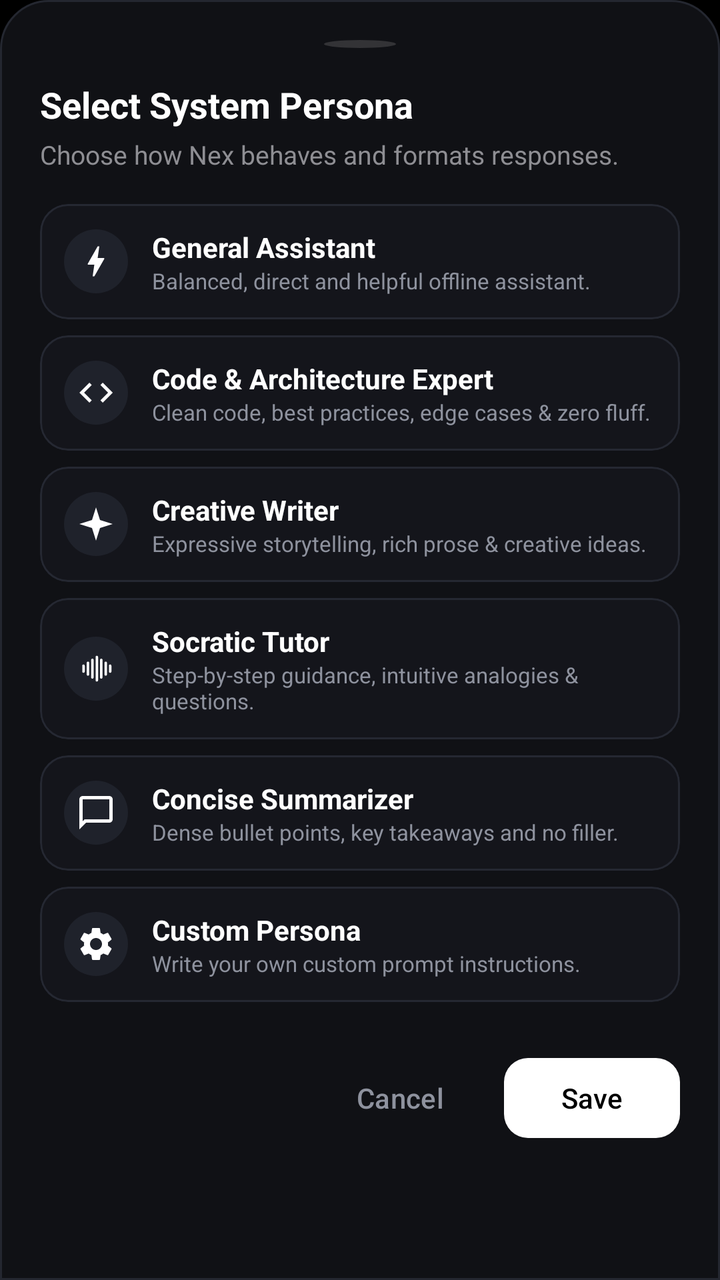
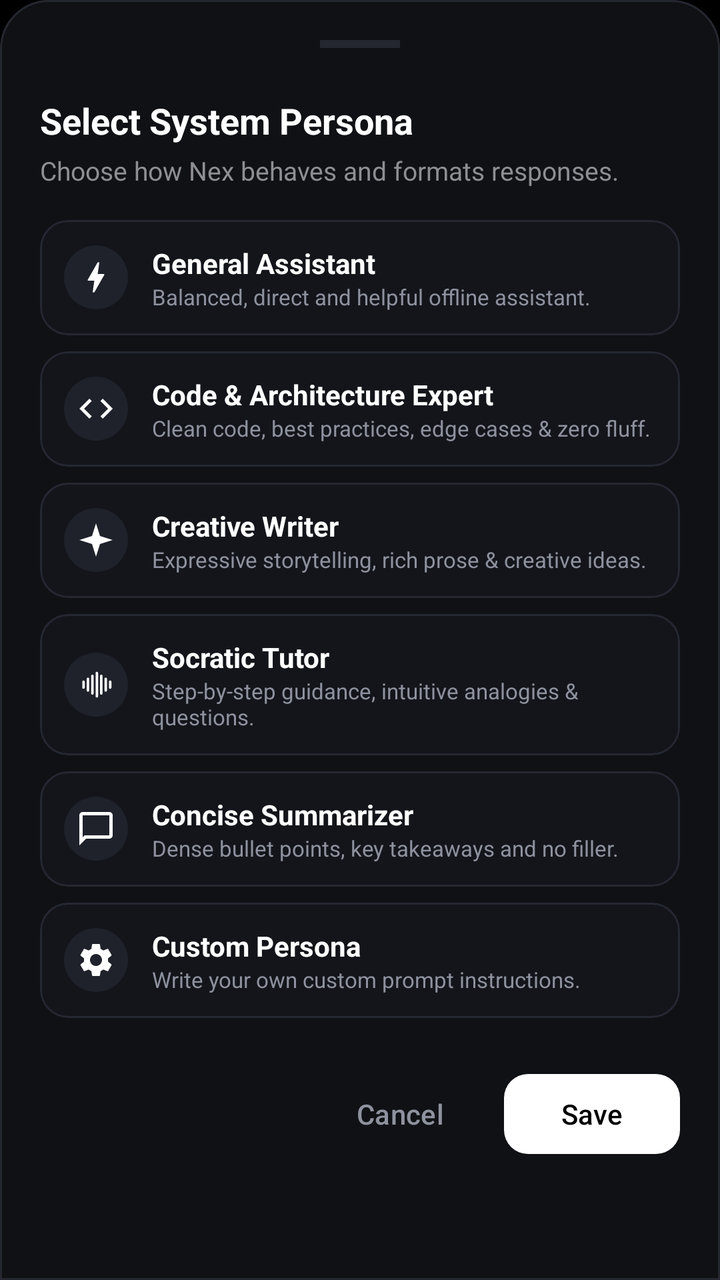

Compare the two renders of this Android layout. The source of the first and the diff that turns it into the second are given below.
<!-- AndroidManifest.xml: application theme Theme.NexV1 -->
<!-- res/layout/bottom_sheet_persona_selection.xml -->
<?xml version="1.0" encoding="utf-8"?>
<LinearLayout xmlns:android="http://schemas.android.com/apk/res/android"
    xmlns:app="http://schemas.android.com/apk/res-auto"
    android:layout_width="match_parent"
    android:layout_height="wrap_content"
    android:background="@drawable/bg_bottom_sheet"
    android:orientation="vertical"
    android:padding="20dp">

    
    <View
        android:layout_width="36dp"
        android:layout_height="4dp"
        android:layout_gravity="center_horizontal"
        android:layout_marginBottom="16dp"
        android:background="@drawable/bg_dot"
        android:backgroundTint="#333336" />

    
    <TextView
        android:layout_width="wrap_content"
        android:layout_height="wrap_content"
        android:text="Select System Persona"
        android:textColor="@android:color/white"
        android:textSize="18sp"
        android:textStyle="bold" />

    <TextView
        android:layout_width="wrap_content"
        android:layout_height="wrap_content"
        android:layout_marginTop="4dp"
        android:layout_marginBottom="16dp"
        android:text="Choose how Nex behaves and formats responses."
        android:textColor="#8E8E93"
        android:textSize="13sp" />

    
    <LinearLayout
        android:id="@+id/container_persona_presets"
        android:layout_width="match_parent"
        android:layout_height="wrap_content"
        android:orientation="vertical">

        
        <com.google.android.material.card.MaterialCardView
            android:id="@+id/card_persona_general"
            android:layout_width="match_parent"
            android:layout_height="wrap_content"
            android:layout_marginBottom="8dp"
            android:clickable="true"
            android:focusable="true"
            app:cardBackgroundColor="#14151B"
            app:cardCornerRadius="14dp"
            app:cardElevation="0dp"
            app:strokeColor="#252832"
            app:strokeWidth="1dp">

            <LinearLayout
                android:layout_width="match_parent"
                android:layout_height="wrap_content"
                android:gravity="center_vertical"
                android:orientation="horizontal"
                android:padding="12dp">

                <ImageView
                    android:id="@+id/iv_icon_general"
                    android:layout_width="32dp"
                    android:layout_height="32dp"
                    android:background="@drawable/bg_dot"
                    android:backgroundTint="#1F222B"
                    android:padding="6dp"
                    android:src="@drawable/ic_bolt"
                    app:tint="@android:color/white" />

                <LinearLayout
                    android:layout_width="0dp"
                    android:layout_height="wrap_content"
                    android:layout_marginStart="12dp"
                    android:layout_weight="1"
                    android:orientation="vertical">

                    <TextView
                        android:layout_width="wrap_content"
                        android:layout_height="wrap_content"
                        android:text="General Assistant"
                        android:textColor="@android:color/white"
                        android:textSize="14sp"
                        android:textStyle="bold" />

                    <TextView
                        android:layout_width="wrap_content"
                        android:layout_height="wrap_content"
                        android:text="Balanced, direct and helpful offline assistant."
                        android:textColor="#8E929E"
                        android:textSize="11sp" />
                </LinearLayout>

                <ImageView
                    android:id="@+id/iv_check_general"
                    android:layout_width="20dp"
                    android:layout_height="20dp"
                    android:src="@drawable/bg_dot"
                    android:backgroundTint="#30D158"
                    android:visibility="gone" />
            </LinearLayout>
        </com.google.android.material.card.MaterialCardView>

        
        <com.google.android.material.card.MaterialCardView
            android:id="@+id/card_persona_code"
            android:layout_width="match_parent"
            android:layout_height="wrap_content"
            android:layout_marginBottom="8dp"
            android:clickable="true"
            android:focusable="true"
            app:cardBackgroundColor="#14151B"
            app:cardCornerRadius="14dp"
            app:cardElevation="0dp"
            app:strokeColor="#252832"
            app:strokeWidth="1dp">

            <LinearLayout
                android:layout_width="match_parent"
                android:layout_height="wrap_content"
                android:gravity="center_vertical"
                android:orientation="horizontal"
                android:padding="12dp">

                <ImageView
                    android:id="@+id/iv_icon_code"
                    android:layout_width="32dp"
                    android:layout_height="32dp"
                    android:background="@drawable/bg_dot"
                    android:backgroundTint="#1F222B"
                    android:padding="6dp"
                    android:src="@drawable/ic_code_brackets"
                    app:tint="@android:color/white" />

                <LinearLayout
                    android:layout_width="0dp"
                    android:layout_height="wrap_content"
                    android:layout_marginStart="12dp"
                    android:layout_weight="1"
                    android:orientation="vertical">

                    <TextView
                        android:layout_width="wrap_content"
                        android:layout_height="wrap_content"
                        android:text="Code &amp; Architecture Expert"
                        android:textColor="@android:color/white"
                        android:textSize="14sp"
                        android:textStyle="bold" />

                    <TextView
                        android:layout_width="wrap_content"
                        android:layout_height="wrap_content"
                        android:text="Clean code, best practices, edge cases &amp; zero fluff."
                        android:textColor="#8E929E"
                        android:textSize="11sp" />
                </LinearLayout>

                <ImageView
                    android:id="@+id/iv_check_code"
                    android:layout_width="20dp"
                    android:layout_height="20dp"
                    android:src="@drawable/bg_dot"
                    android:backgroundTint="#30D158"
                    android:visibility="gone" />
            </LinearLayout>
        </com.google.android.material.card.MaterialCardView>

        
        <com.google.android.material.card.MaterialCardView
            android:id="@+id/card_persona_writer"
            android:layout_width="match_parent"
            android:layout_height="wrap_content"
            android:layout_marginBottom="8dp"
            android:clickable="true"
            android:focusable="true"
            app:cardBackgroundColor="#14151B"
            app:cardCornerRadius="14dp"
            app:cardElevation="0dp"
            app:strokeColor="#252832"
            app:strokeWidth="1dp">

            <LinearLayout
                android:layout_width="match_parent"
                android:layout_height="wrap_content"
                android:gravity="center_vertical"
                android:orientation="horizontal"
                android:padding="12dp">

                <ImageView
                    android:id="@+id/iv_icon_writer"
                    android:layout_width="32dp"
                    android:layout_height="32dp"
                    android:background="@drawable/bg_dot"
                    android:backgroundTint="#1F222B"
                    android:padding="6dp"
                    android:src="@drawable/ic_sparkle"
                    app:tint="@android:color/white" />

                <LinearLayout
                    android:layout_width="0dp"
                    android:layout_height="wrap_content"
                    android:layout_marginStart="12dp"
                    android:layout_weight="1"
                    android:orientation="vertical">

                    <TextView
                        android:layout_width="wrap_content"
                        android:layout_height="wrap_content"
                        android:text="Creative Writer"
                        android:textColor="@android:color/white"
                        android:textSize="14sp"
                        android:textStyle="bold" />

                    <TextView
                        android:layout_width="wrap_content"
                        android:layout_height="wrap_content"
                        android:text="Expressive storytelling, rich prose &amp; creative ideas."
                        android:textColor="#8E929E"
                        android:textSize="11sp" />
                </LinearLayout>

                <ImageView
                    android:id="@+id/iv_check_writer"
                    android:layout_width="20dp"
                    android:layout_height="20dp"
                    android:src="@drawable/bg_dot"
                    android:backgroundTint="#30D158"
                    android:visibility="gone" />
            </LinearLayout>
        </com.google.android.material.card.MaterialCardView>

        
        <com.google.android.material.card.MaterialCardView
            android:id="@+id/card_persona_tutor"
            android:layout_width="match_parent"
            android:layout_height="wrap_content"
            android:layout_marginBottom="8dp"
            android:clickable="true"
            android:focusable="true"
            app:cardBackgroundColor="#14151B"
            app:cardCornerRadius="14dp"
            app:cardElevation="0dp"
            app:strokeColor="#252832"
            app:strokeWidth="1dp">

            <LinearLayout
                android:layout_width="match_parent"
                android:layout_height="wrap_content"
                android:gravity="center_vertical"
                android:orientation="horizontal"
                android:padding="12dp">

                <ImageView
                    android:id="@+id/iv_icon_tutor"
                    android:layout_width="32dp"
                    android:layout_height="32dp"
                    android:background="@drawable/bg_dot"
                    android:backgroundTint="#1F222B"
                    android:padding="6dp"
                    android:src="@drawable/ic_persona"
                    app:tint="@android:color/white" />

                <LinearLayout
                    android:layout_width="0dp"
                    android:layout_height="wrap_content"
                    android:layout_marginStart="12dp"
                    android:layout_weight="1"
                    android:orientation="vertical">

                    <TextView
                        android:layout_width="wrap_content"
                        android:layout_height="wrap_content"
                        android:text="Socratic Tutor"
                        android:textColor="@android:color/white"
                        android:textSize="14sp"
                        android:textStyle="bold" />

                    <TextView
                        android:layout_width="wrap_content"
                        android:layout_height="wrap_content"
                        android:text="Step-by-step guidance, intuitive analogies &amp; questions."
                        android:textColor="#8E929E"
                        android:textSize="11sp" />
                </LinearLayout>

                <ImageView
                    android:id="@+id/iv_check_tutor"
                    android:layout_width="20dp"
                    android:layout_height="20dp"
                    android:src="@drawable/bg_dot"
                    android:backgroundTint="#30D158"
                    android:visibility="gone" />
            </LinearLayout>
        </com.google.android.material.card.MaterialCardView>

        
        <com.google.android.material.card.MaterialCardView
            android:id="@+id/card_persona_summarizer"
            android:layout_width="match_parent"
            android:layout_height="wrap_content"
            android:layout_marginBottom="8dp"
            android:clickable="true"
            android:focusable="true"
            app:cardBackgroundColor="#14151B"
            app:cardCornerRadius="14dp"
            app:cardElevation="0dp"
            app:strokeColor="#252832"
            app:strokeWidth="1dp">

            <LinearLayout
                android:layout_width="match_parent"
                android:layout_height="wrap_content"
                android:gravity="center_vertical"
                android:orientation="horizontal"
                android:padding="12dp">

                <ImageView
                    android:id="@+id/iv_icon_summarizer"
                    android:layout_width="32dp"
                    android:layout_height="32dp"
                    android:background="@drawable/bg_dot"
                    android:backgroundTint="#1F222B"
                    android:padding="6dp"
                    android:src="@drawable/ic_chat"
                    app:tint="@android:color/white" />

                <LinearLayout
                    android:layout_width="0dp"
                    android:layout_height="wrap_content"
                    android:layout_marginStart="12dp"
                    android:layout_weight="1"
                    android:orientation="vertical">

                    <TextView
                        android:layout_width="wrap_content"
                        android:layout_height="wrap_content"
                        android:text="Concise Summarizer"
                        android:textColor="@android:color/white"
                        android:textSize="14sp"
                        android:textStyle="bold" />

                    <TextView
                        android:layout_width="wrap_content"
                        android:layout_height="wrap_content"
                        android:text="Dense bullet points, key takeaways and no filler."
                        android:textColor="#8E929E"
                        android:textSize="11sp" />
                </LinearLayout>

                <ImageView
                    android:id="@+id/iv_check_summarizer"
                    android:layout_width="20dp"
                    android:layout_height="20dp"
                    android:src="@drawable/bg_dot"
                    android:backgroundTint="#30D158"
                    android:visibility="gone" />
            </LinearLayout>
        </com.google.android.material.card.MaterialCardView>

        
        <com.google.android.material.card.MaterialCardView
            android:id="@+id/card_persona_custom"
            android:layout_width="match_parent"
            android:layout_height="wrap_content"
            android:layout_marginBottom="8dp"
            android:clickable="true"
            android:focusable="true"
            app:cardBackgroundColor="#14151B"
            app:cardCornerRadius="14dp"
            app:cardElevation="0dp"
            app:strokeColor="#252832"
            app:strokeWidth="1dp">

            <LinearLayout
                android:layout_width="match_parent"
                android:layout_height="wrap_content"
                android:gravity="center_vertical"
                android:orientation="horizontal"
                android:padding="12dp">

                <ImageView
                    android:id="@+id/iv_icon_custom"
                    android:layout_width="32dp"
                    android:layout_height="32dp"
                    android:background="@drawable/bg_dot"
                    android:backgroundTint="#1F222B"
                    android:padding="6dp"
                    android:src="@drawable/ic_settings"
                    app:tint="@android:color/white" />

                <LinearLayout
                    android:layout_width="0dp"
                    android:layout_height="wrap_content"
                    android:layout_marginStart="12dp"
                    android:layout_weight="1"
                    android:orientation="vertical">

                    <TextView
                        android:layout_width="wrap_content"
                        android:layout_height="wrap_content"
                        android:text="Custom Persona"
                        android:textColor="@android:color/white"
                        android:textSize="14sp"
                        android:textStyle="bold" />

                    <TextView
                        android:layout_width="wrap_content"
                        android:layout_height="wrap_content"
                        android:text="Write your own custom prompt instructions."
                        android:textColor="#8E929E"
                        android:textSize="11sp" />
                </LinearLayout>

                <ImageView
                    android:id="@+id/iv_check_custom"
                    android:layout_width="20dp"
                    android:layout_height="20dp"
                    android:src="@drawable/bg_dot"
                    android:backgroundTint="#30D158"
                    android:visibility="gone" />
            </LinearLayout>
        </com.google.android.material.card.MaterialCardView>
    </LinearLayout>

    
    <LinearLayout
        android:id="@+id/layout_custom_prompt_editor"
        android:layout_width="match_parent"
        android:layout_height="wrap_content"
        android:layout_marginTop="8dp"
        android:orientation="vertical"
        android:visibility="gone">

        <EditText
            android:id="@+id/et_custom_persona_prompt"
            android:layout_width="match_parent"
            android:layout_height="wrap_content"
            android:background="@drawable/bg_card_minimal"
            android:gravity="top|start"
            android:hint="Enter system instructions for the AI..."
            android:minLines="4"
            android:maxLines="8"
            android:padding="12dp"
            android:textColor="@android:color/white"
            android:textColorHint="#626572"
            android:textSize="13sp" />
    </LinearLayout>

    
    <LinearLayout
        android:layout_width="match_parent"
        android:layout_height="wrap_content"
        android:layout_marginTop="16dp"
        android:gravity="end"
        android:orientation="horizontal">

        <com.google.android.material.button.MaterialButton
            android:id="@+id/btn_cancel_persona"
            style="@style/Widget.Material3.Button.TextButton"
            android:layout_width="wrap_content"
            android:layout_height="wrap_content"
            android:text="Cancel"
            android:textColor="#8E929E" />

        <com.google.android.material.button.MaterialButton
            android:id="@+id/btn_save_persona"
            android:layout_width="wrap_content"
            android:layout_height="wrap_content"
            android:layout_marginStart="8dp"
            android:text="Save"
            app:backgroundTint="@android:color/white"
            android:textColor="@android:color/black"
            app:cornerRadius="12dp" />
    </LinearLayout>

</LinearLayout>
<!-- resources referenced by this layout -->
<resources>
  <!-- drawable bg_bottom_sheet (drawable) -->
  <?xml version="1.0" encoding="utf-8"?>
  <shape xmlns:android="http://schemas.android.com/apk/res/android">
      <solid android:color="#101115" />
      <stroke
          android:width="1dp"
          android:color="#242730" />
      <corners
          android:topLeftRadius="24dp"
          android:topRightRadius="24dp" />
  </shape>
  <!-- drawable bg_card_minimal (drawable) -->
  <?xml version="1.0" encoding="utf-8"?>
  <ripple xmlns:android="http://schemas.android.com/apk/res/android"
      android:color="#26FFFFFF">
      <item>
          <shape android:shape="rectangle">
              <solid android:color="#0C0D0F" />
              <stroke
                  android:width="1dp"
                  android:color="#1D2026" />
              <corners android:radius="18dp" />
          </shape>
      </item>
  </ripple>
  <!-- drawable bg_dot (drawable) -->
  <shape xmlns:android="http://schemas.android.com/apk/res/android"
      android:shape="oval">
      <solid android:color="#888888"/>
  </shape>
  <!-- drawable ic_bolt (drawable) -->
  <vector xmlns:android="http://schemas.android.com/apk/res/android"
      android:width="24dp"
      android:height="24dp"
      android:viewportWidth="24"
      android:viewportHeight="24">
      <path
          android:fillColor="@android:color/white"
          android:pathData="M11,21h-1l1-7H7.5c-0.58,0-0.57-0.32-0.38-0.66c0.19-0.34,0.05-0.08,0.07-0.12C8.48,10.94,10.42,7.54,13,3h1l-1,7h3.5c0.49,0,0.56,0.33,0.47,0.51l-0.07,0.15C12.96,17.55,11,21,11,21z" />
  </vector>
  <!-- drawable ic_chat (drawable) -->
  <vector xmlns:android="http://schemas.android.com/apk/res/android"
      android:width="24dp"
      android:height="24dp"
      android:viewportWidth="24"
      android:viewportHeight="24">
      <path
          android:fillColor="@android:color/white"
          android:pathData="M20,2H4C2.9,2 2,2.9 2,4v18l4-4h14c1.1,0 2,-0.9 2,-2V4C22,2.9 21.1,2 20,2zM20,16H5.17L4,17.17V4h16V16z" />
  </vector>
  <!-- drawable ic_code_brackets (drawable) -->
  <vector xmlns:android="http://schemas.android.com/apk/res/android"
      android:width="24dp"
      android:height="24dp"
      android:viewportWidth="24"
      android:viewportHeight="24">
    <path
        android:fillColor="@android:color/white"
        android:pathData="M9.4,16.6L4.8,12L9.4,7.4L8,6L2,12L8,18L9.4,16.6M14.6,16.6L19.2,12L14.6,7.4L16,6L22,12L16,18L14.6,16.6Z"/>
  </vector>
  <!-- drawable ic_sparkle (drawable) -->
  <vector xmlns:android="http://schemas.android.com/apk/res/android"
      android:width="20dp"
      android:height="20dp"
      android:viewportWidth="24"
      android:viewportHeight="24">
      <path
          android:fillColor="@android:color/white"
          android:pathData="M12,2L14.4,9.6L22,12L14.4,14.4L12,22L9.6,14.4L2,12L9.6,9.6L12,2Z"/>
  </vector>
  <style name="Theme.NexV1" parent="Theme.Material3.DayNight.NoActionBar">
          
          <item name="colorPrimary">@color/white</item>
          <item name="colorOnPrimary">@color/black</item>
          <item name="colorSecondary">#8E8E93</item>
  
          
          <item name="android:textColorHighlight">@color/selection_color</item>
          <item name="colorControlActivated">@color/white</item>
          <item name="colorControlHighlight">@color/selection_color</item>
  
          
          <item name="android:colorBackground">@color/black</item>
          <item name="android:windowBackground">@color/black</item>
  
          
          <item name="android:statusBarColor">@color/black</item>
          <item name="android:windowFullscreen">false</item>
          <item name="android:fitsSystemWindows">true</item>
      </style>
  <color name="white">#FFFFFF</color>
  <color name="black">#000000</color>
  <color name="selection_color">#40FFFFFF</color>
  <!-- unchanged entries left out for length: 2 -->
</resources>

<!-- the commit's change to res/layout/bottom_sheet_persona_selection.xml (unified diff, before → after) -->
@@ -9,12 +9,11 @@
 
     
     <View
-        android:layout_width="36dp"
+        android:layout_width="40dp"
         android:layout_height="4dp"
         android:layout_gravity="center_horizontal"
-        android:layout_marginBottom="16dp"
-        android:background="@drawable/bg_dot"
-        android:backgroundTint="#333336" />
+        android:layout_marginBottom="24dp"
+        android:background="#242730" />
 
     
     <TextView
